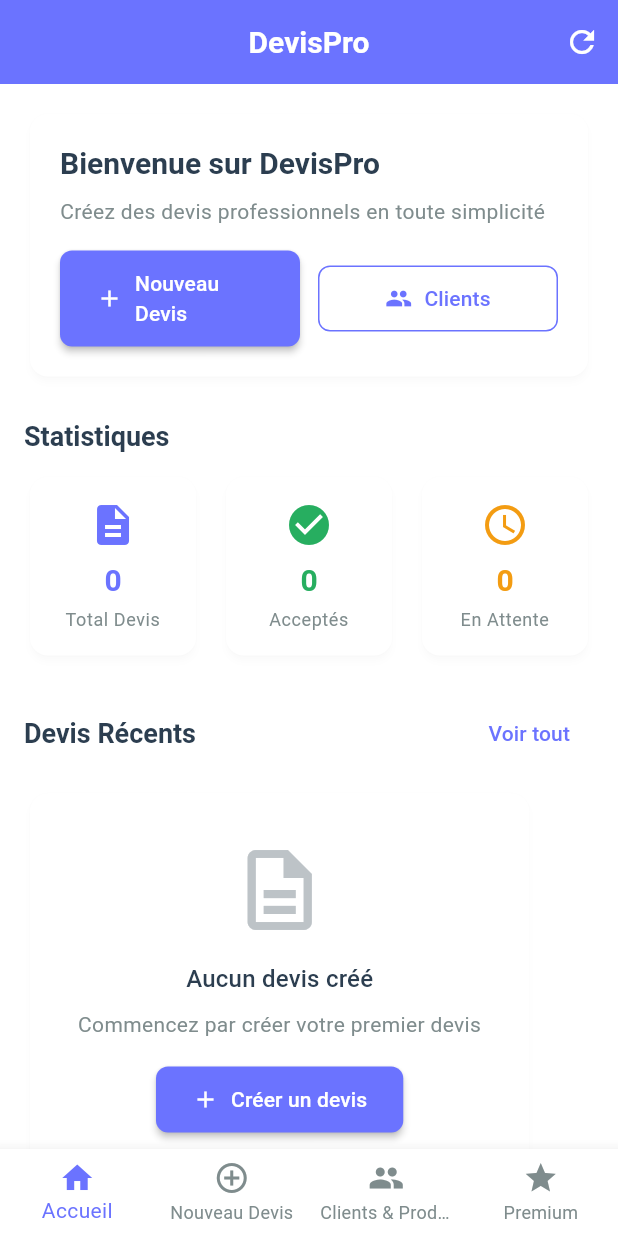
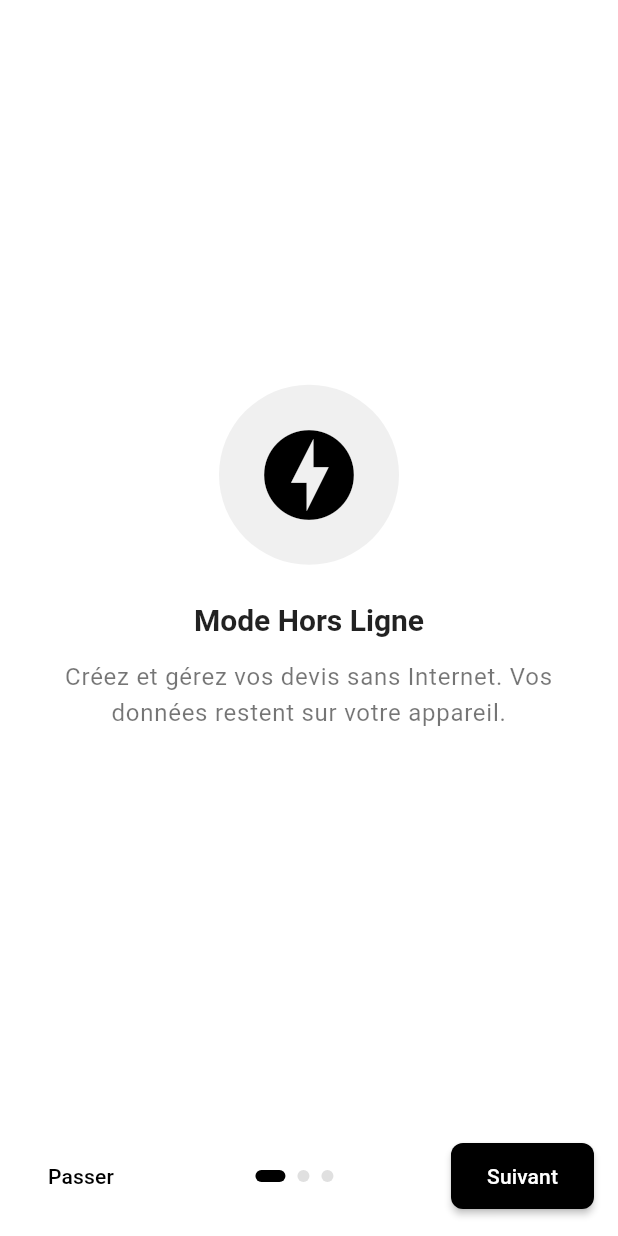
Before and after one commit to EtudiantFabre/devis_pro, a Flutter app: the screen it shows after launch, on a phone screen of 412 x 824 dp. Run offline on Flutter 3.47's test engine with Material 3 defaults, Android fonts, the phone set to English and light mode, and no system bars; our stand-ins replace pdf, permission_handler, printing, share_plus, shared_preferences, sqflite; missing offline and left inert: record; accounts and stored records are empty.

Commit message:
feat: Refactor application structure with onboarding, settings, and splash screens; update PDF generation and sharing features

```diff
--- a/lib/database/database_helper.dart
+++ b/lib/database/database_helper.dart
@@ -33,7 +33,7 @@ class DatabaseHelper {
       CREATE TABLE clients (
         id INTEGER PRIMARY KEY AUTOINCREMENT,
         nom TEXT NOT NULL,
-        email TEXT NOT NULL,
+        email TEXT,
         telephone TEXT,
         adresse TEXT,
         date_creation INTEGER NOT NULL
--- a/lib/main.dart
+++ b/lib/main.dart
@@ -1,7 +1,9 @@
 import 'package:flutter/material.dart';
 import 'package:flutter/services.dart';
 import 'theme/app_theme.dart';
-import 'screens/main_navigation.dart';
+import 'screens/splash_screen.dart';
+  import 'package:provider/provider.dart';
+import 'services/settings_service.dart';
 
 void main() {
   WidgetsFlutterBinding.ensureInitialized();
@@ -20,11 +22,16 @@ class DevisProApp extends StatelessWidget {
 
   @override
   Widget build(BuildContext context) {
-    return MaterialApp(
-      title: 'DevisPro',
-      debugShowCheckedModeBanner: false,
-      theme: AppTheme.lightTheme,
-      home: const MainNavigation(),
+    return MultiProvider(
+      providers: [
+        ChangeNotifierProvider(create: (_) => SettingsService()..load()),
+      ],
+      child: MaterialApp(
+        title: 'DevisPro',
+        debugShowCheckedModeBanner: false,
+        theme: AppTheme.lightTheme,
+        home: const SplashScreen(),
+      ),
     );
   }
 }
--- a/lib/models/client.dart
+++ b/lib/models/client.dart
@@ -1,7 +1,7 @@
 class Client {
   final int? id;
   final String nom;
-  final String email;
+  final String? email;
   final String? telephone;
   final String? adresse;
   final DateTime dateCreation;
@@ -9,7 +9,7 @@ class Client {
   Client({
     this.id,
     required this.nom,
-    required this.email,
+    this.email,
     this.telephone,
     this.adresse,
     required this.dateCreation,
--- a/lib/screens/main_navigation.dart
+++ b/lib/screens/main_navigation.dart
@@ -3,6 +3,7 @@ import 'home_screen.dart';
 import 'create_quote_screen.dart';
 import 'manage_clients_products_screen.dart';
 import 'subscription_screen.dart';
+import 'settings_screen.dart';
 
 class MainNavigation extends StatefulWidget {
   const MainNavigation({super.key});
@@ -19,6 +20,7 @@ class _MainNavigationState extends State<MainNavigation> {
     const CreateQuoteScreen(),
     const ManageClientsProductsScreen(),
     const SubscriptionScreen(),
+    const SettingsScreen(),
   ];
 
   @override
@@ -32,10 +34,10 @@ class _MainNavigationState extends State<MainNavigation> {
             _currentIndex = index;
           });
         },
-        type: BottomNavigationBarType.fixed,
+        type: BottomNavigationBarType.shifting,
         items: const [
           BottomNavigationBarItem(
-            icon: Icon(Icons.home),
+            icon: Icon(Icons.home_outlined),
             label: 'Accueil',
           ),
           BottomNavigationBarItem(
@@ -43,12 +45,16 @@ class _MainNavigationState extends State<MainNavigation> {
             label: 'Nouveau Devis',
           ),
           BottomNavigationBarItem(
-            icon: Icon(Icons.people),
+            icon: Icon(Icons.people_outline),
             label: 'Clients & Produits',
           ),
           BottomNavigationBarItem(
-            icon: Icon(Icons.star),
+            icon: Icon(Icons.star_outline),
             label: 'Premium',
+          ),
+          BottomNavigationBarItem(
+            icon: Icon(Icons.settings_outlined),
+            label: 'Réglages',
           ),
         ],
       ),
--- a/lib/screens/manage_clients_products_screen.dart
+++ b/lib/screens/manage_clients_products_screen.dart
@@ -1,5 +1,7 @@
 import 'package:flutter/material.dart';
 import 'package:intl/intl.dart';
+import 'package:provider/provider.dart';
+import '../services/settings_service.dart';
 import '../database/database_helper.dart';
 import '../models/client.dart';
 import '../models/produit.dart';
@@ -485,7 +487,7 @@ class _ManageClientsProductsScreenState extends State<ManageClientsProductsScree
                         subtitle: Column(
                           crossAxisAlignment: CrossAxisAlignment.start,
                           children: [
-                            Text(client.email),
+                            Text(client.email ?? ''),
                             if (client.telephone != null) Text(client.telephone!),
                             if (client.adresse != null) Text(client.adresse!),
                             const SizedBox(height: 4),
@@ -597,7 +599,7 @@ class _ManageClientsProductsScreenState extends State<ManageClientsProductsScree
                             Row(
                               children: [
                                 Text(
-                                  NumberFormat.currency(locale: 'fr_FR', symbol: '€').format(product.prixUnitaire),
+                                  context.read<SettingsService>().formatAmount(product.prixUnitaire),
                                   style: Theme.of(context).textTheme.titleSmall?.copyWith(
                                     color: AppTheme.primaryColor,
                                     fontWeight: FontWeight.bold,
--- /dev/null
+++ b/lib/screens/onboarding_screen.dart
@@ -0,0 +1,140 @@
+import 'package:flutter/material.dart';
+import 'package:shared_preferences/shared_preferences.dart';
+import '../theme/app_theme.dart';
+import 'main_navigation.dart';
+
+class OnboardingScreen extends StatefulWidget {
+  const OnboardingScreen({super.key});
+
+  @override
+  State<OnboardingScreen> createState() => _OnboardingScreenState();
+}
+
+class _OnboardingScreenState extends State<OnboardingScreen> {
+  final PageController _controller = PageController();
+  int _index = 0;
+
+  Future<void> _finish() async {
+    final prefs = await SharedPreferences.getInstance();
+    await prefs.setBool('seen_onboarding', true);
+    if (!mounted) return;
+    Navigator.of(context).pushReplacement(
+      MaterialPageRoute(builder: (_) => const MainNavigation()),
+    );
+  }
+
+  @override
+  Widget build(BuildContext context) {
+    return Scaffold(
+      backgroundColor: Colors.white,
+      body: SafeArea(
+        child: Column(
+          children: [
+            Expanded(
+              child: PageView(
+                controller: _controller,
+                onPageChanged: (i) => setState(() => _index = i),
+                children: const [
+                  _OnboardSlide(
+                    title: 'Mode Hors Ligne',
+                    description: 'Créez et gérez vos devis sans Internet. Vos données restent sur votre appareil.',
+                    icon: Icons.offline_bolt,
+                  ),
+                  _OnboardSlide(
+                    title: 'Export PDF & Partage',
+                    description: 'Générez des PDF professionnels et partagez-les par email ou messagerie.',
+                    icon: Icons.picture_as_pdf,
+                  ),
+                  _OnboardSlide(
+                    title: 'Premium à venir',
+                    description: 'Synchronisation cloud, analytics avancées, templates… restez à l\'écoute !',
+                    icon: Icons.star,
+                  ),
+                ],
+              ),
+            ),
+            Padding(
+              padding: const EdgeInsets.all(16),
+              child: Row(
+                children: [
+                  TextButton(
+                    onPressed: _finish,
+                    child: const Text('Passer'),
+                  ),
+                  const Spacer(),
+                  Row(
+                    children: List.generate(3, (i) => _Dot(active: i == _index)),
+                  ),
+                  const Spacer(),
+                  ElevatedButton(
+                    onPressed: () {
+                      if (_index < 2) {
+                        _controller.nextPage(duration: const Duration(milliseconds: 300), curve: Curves.easeOut);
+                      } else {
+                        _finish();
+                      }
+                    },
+                    child: Text(_index < 2 ? 'Suivant' : 'Commencer'),
+                  ),
+                ],
+              ),
+            ),
+          ],
+        ),
+      ),
+    );
+  }
+}
+
+class _OnboardSlide extends StatelessWidget {
+  final String title;
+  final String description;
+  final IconData icon;
+  const _OnboardSlide({required this.title, required this.description, required this.icon});
+
+  @override
+  Widget build(BuildContext context) {
+    return Padding(
+      padding: const EdgeInsets.all(24),
+      child: Column(
+        mainAxisAlignment: MainAxisAlignment.center,
+        children: [
+          Container(
+            padding: const EdgeInsets.all(24),
+            decoration: BoxDecoration(
+              color: AppTheme.primaryColor.withOpacity(0.06),
+              shape: BoxShape.circle,
+            ),
+            child: Icon(icon, size: 72, color: AppTheme.primaryColor),
+          ),
+          const SizedBox(height: 24),
+          Text(title, style: Theme.of(context).textTheme.headlineSmall),
+          const SizedBox(height: 12),
+          Text(
+            description,
+            style: Theme.of(context).textTheme.bodyLarge?.copyWith(color: AppTheme.textSecondary),
+            textAlign: TextAlign.center,
+          ),
+        ],
+      ),
+    );
+  }
+}
+
+class _Dot extends StatelessWidget {
+  final bool active;
+  const _Dot({required this.active});
+  @override
+  Widget build(BuildContext context) {
+    return AnimatedContainer(
+      duration: const Duration(milliseconds: 200),
+      margin: const EdgeInsets.symmetric(horizontal: 4),
+      height: 8,
+      width: active ? 20 : 8,
+      decoration: BoxDecoration(
+        color: active ? AppTheme.primaryColor : Colors.grey[300],
+        borderRadius: BorderRadius.circular(20),
+      ),
+    );
+  }
+}
--- a/lib/theme/app_theme.dart
+++ b/lib/theme/app_theme.dart
@@ -1,18 +1,19 @@
 import 'package:flutter/material.dart';
 
 class AppTheme {
-  static const Color primaryColor = Color(0xFF6B73FF);
-  static const Color secondaryColor = Color(0xFF9B59B6);
-  static const Color accentColor = Color(0xFF2ECC71);
-  static const Color backgroundColor = Color(0xFFF8F9FA);
+  // Palette noir & blanc avec accents neutres
+  static const Color primaryColor = Colors.black;
+  static const Color secondaryColor = Colors.black87;
+  static const Color accentColor = Colors.black54;
+  static const Color backgroundColor = Colors.white;
   static const Color surfaceColor = Colors.white;
   static const Color errorColor = Color(0xFFE74C3C);
   static const Color warningColor = Color(0xFFF39C12);
   static const Color successColor = Color(0xFF27AE60);
 
-  static const Color textPrimary = Color(0xFF2C3E50);
-  static const Color textSecondary = Color(0xFF7F8C8D);
-  static const Color textLight = Color(0xFFBDC3C7);
+  static const Color textPrimary = Colors.black87;
+  static const Color textSecondary = Colors.black54;
+  static const Color textLight = Colors.black26;
 
   static ThemeData get lightTheme {
     return ThemeData(
@@ -28,14 +29,14 @@ class AppTheme {
       ),
 
       appBarTheme: const AppBarTheme(
-        backgroundColor: primaryColor,
-        foregroundColor: Colors.white,
+        backgroundColor: Colors.white,
+        foregroundColor: primaryColor,
         elevation: 0,
         centerTitle: true,
         titleTextStyle: TextStyle(
           fontSize: 20,
           fontWeight: FontWeight.w600,
-          color: Colors.white,
+          color: primaryColor,
         ),
       ),
 
@@ -101,11 +102,13 @@ class AppTheme {
       ),
 
       bottomNavigationBarTheme: const BottomNavigationBarThemeData(
-        backgroundColor: surfaceColor,
+        backgroundColor: Colors.white,
         selectedItemColor: primaryColor,
         unselectedItemColor: textSecondary,
-        type: BottomNavigationBarType.fixed,
-        elevation: 8,
+        type: BottomNavigationBarType.shifting,
+        elevation: 4,
+        selectedIconTheme: IconThemeData(size: 26),
+        unselectedIconTheme: IconThemeData(size: 22),
       ),
 
       textTheme: const TextTheme(
```
Also changed, not shown: lib/screens/create_quote_screen.dart (+11 -9 lines), lib/screens/home_screen.dart (+20 -4 lines), lib/screens/quote_detail_screen.dart (+46 -13 lines), lib/screens/settings_screen.dart (added, +41 -0 lines), lib/screens/splash_screen.dart (added, +64 -0 lines), lib/services/audio_recording_service.dart (added, +56 -0 lines), lib/services/pdf_service.dart (+85 -3 lines), lib/services/settings_service.dart (added, +44 -0 lines), pubspec.yaml (+10 -3 lines), assets/logo_devis_pro.png (added), assets/logo_devis_pro_rm_bg.png (added), pubspec.lock, 2 other files.
